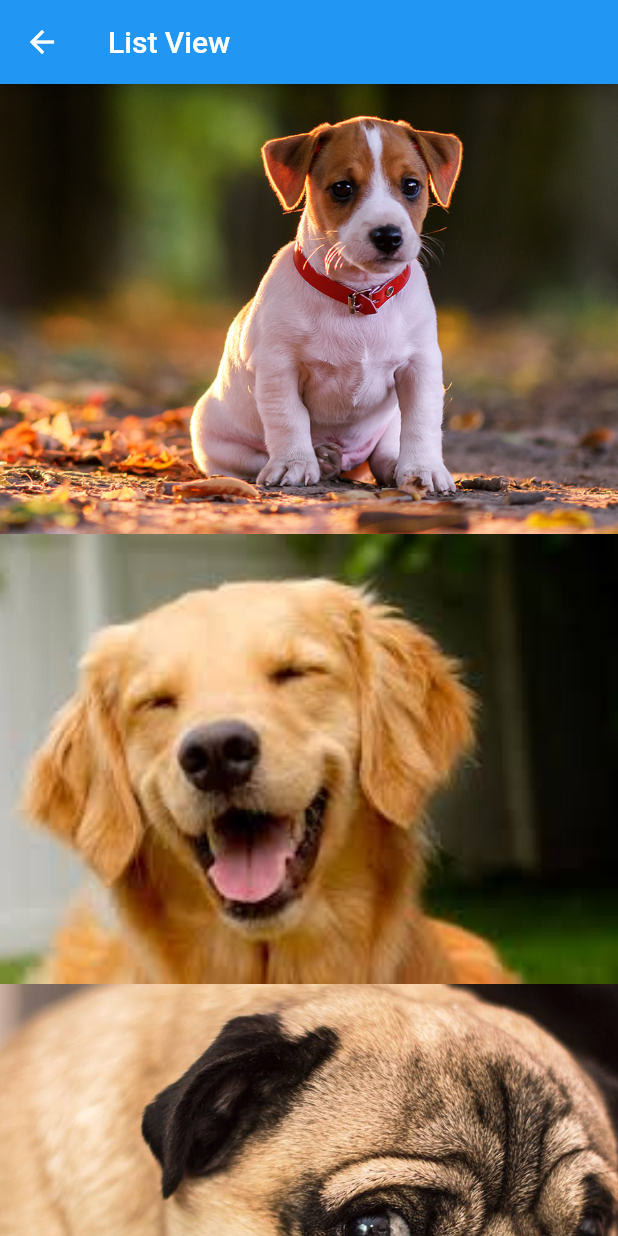
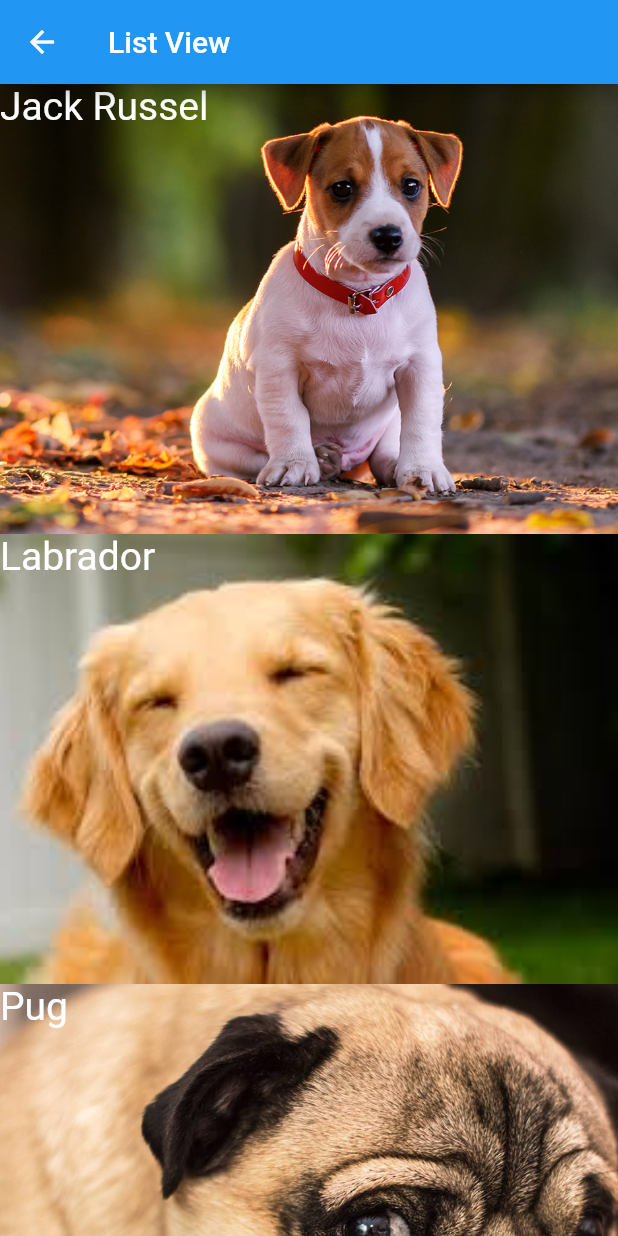
Before and after one commit to josuecamelo/flutter_intermediario_part2, a Flutter app: the HelloListView screen opened directly, on a phone screen of 412 x 824 dp. Run offline on Flutter 3.47's test engine with Material 2 defaults, Android fonts, the phone set to English and light mode, and no system bars.

Commit message:
Trabalhando com Stack Widget

```diff
--- a/lib/pages/hello_listview.dart
+++ b/lib/pages/hello_listview.dart
@@ -32,7 +32,18 @@ class HelloListView extends StatelessWidget {
         itemExtent: 300,
         itemBuilder: (BuildContext context, int index){
           Dog dog = dogs[index];
-          return _img(dog.foto);
+
+          //return _img(dog.foto);
+          return Stack(
+            fit: StackFit.expand,
+            children: <Widget>[
+              _img(dog.foto),
+              Text(
+                dog.nome,
+                style: TextStyle(fontSize: 26, color: Colors.white),
+              ),
+            ],
+          );
         }
     );
   }
```
